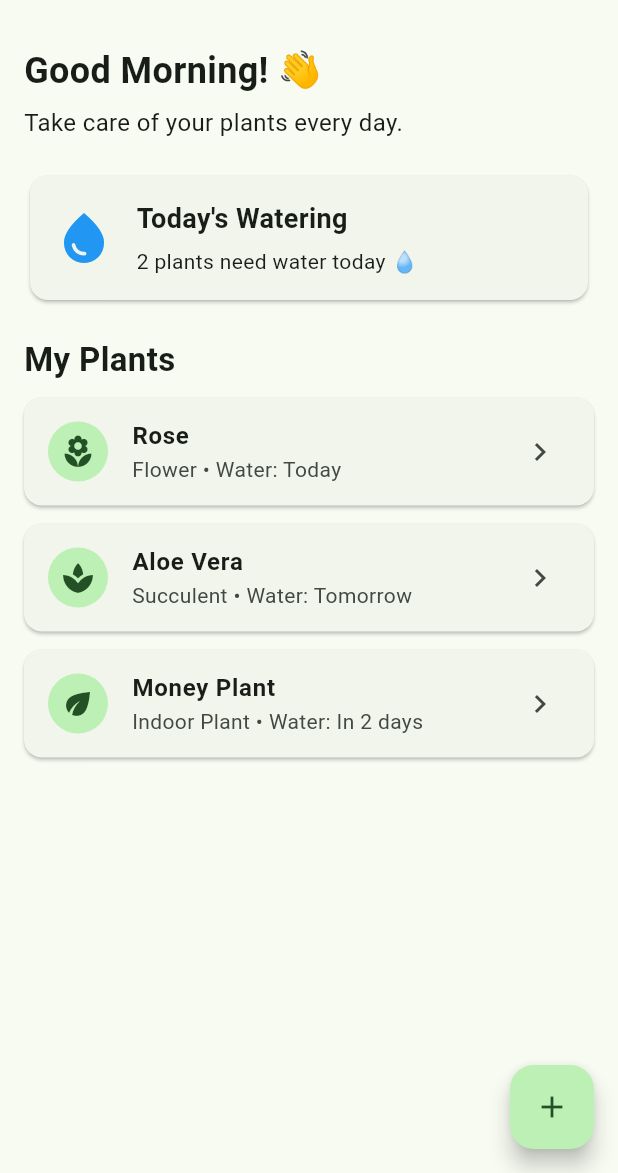
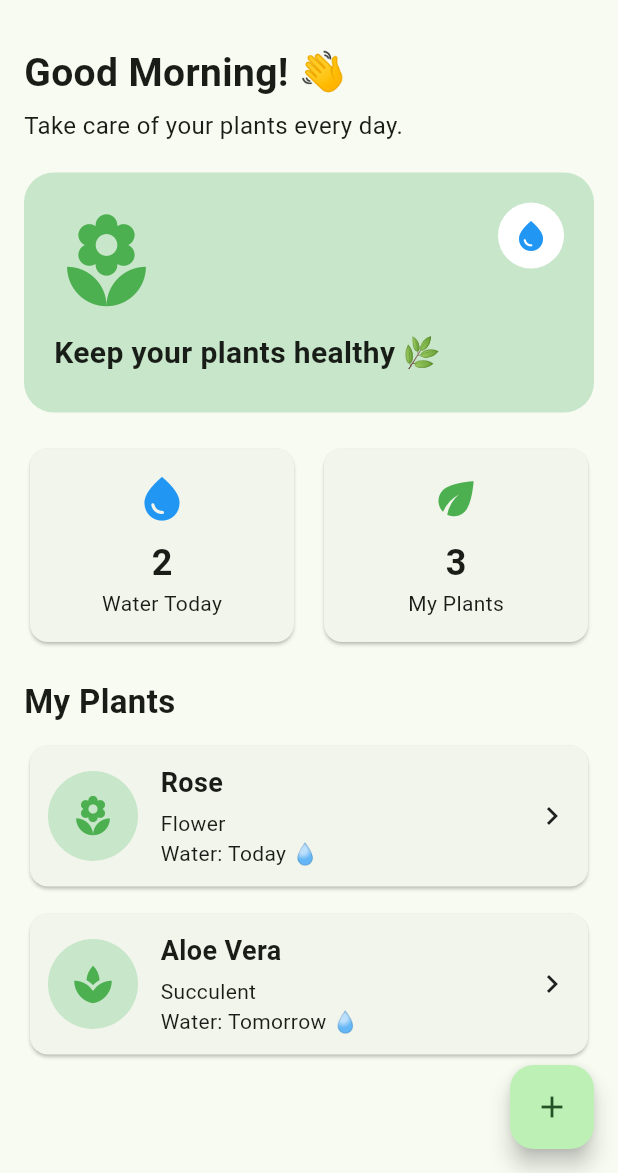
Before and after one commit to tadakaradhika2-art/plant-care-water-reminder, a Flutter app: the screen it shows after launch, on a phone screen of 412 x 824 dp, the part 63-1236 px from its top. Run offline on Flutter 3.47's test engine with Material 3 defaults, Android fonts, the phone set to English and light mode, and no system bars.

Commit message:
Experiment 1: Add Flutter layouts and widgets

```diff
--- a/lib/main.dart
+++ b/lib/main.dart
@@ -13,7 +13,9 @@ class PlantCareApp extends StatelessWidget {
       debugShowCheckedModeBanner: false,
       title: 'Plant Care',
       theme: ThemeData(
-        colorScheme: ColorScheme.fromSeed(seedColor: Colors.green),
+        colorScheme: ColorScheme.fromSeed(
+          seedColor: Colors.green,
+        ),
         useMaterial3: true,
       ),
       home: const HomeScreen(),
@@ -21,6 +23,7 @@ class PlantCareApp extends StatelessWidget {
   }
 }
 
+// StatelessWidget
 class HomeScreen extends StatelessWidget {
   const HomeScreen({super.key});
 
@@ -30,58 +33,148 @@ class HomeScreen extends StatelessWidget {
       appBar: AppBar(
         title: const Text(
           'Plant Care 🌱',
-          style: TextStyle(fontWeight: FontWeight.bold),
+          style: TextStyle(
+            fontWeight: FontWeight.bold,
+          ),
         ),
       ),
 
-      body: ListView(
+      body: SingleChildScrollView(
         padding: const EdgeInsets.all(16),
+        child: Column(
+          crossAxisAlignment: CrossAxisAlignment.start,
           children: [
+            // Column + Text
             const Text(
               'Good Morning! 👋',
+              style: TextStyle(
+                fontSize: 26,
+                fontWeight: FontWeight.bold,
+              ),
+            ),
+
+            const SizedBox(height: 5),
+
+            const Text(
+              'Take care of your plants every day.',
+              style: TextStyle(
+                fontSize: 16,
+              ),
+            ),
+
+            const SizedBox(height: 20),
+
+            // Stack
+            Stack(
+              children: [
+                Container(
+                  height: 160,
+                  width: double.infinity,
+                  decoration: BoxDecoration(
+                    color: Colors.green.shade100,
+                    borderRadius: BorderRadius.circular(20),
+                  ),
+                ),
+
+                const Positioned(
+                  left: 20,
+                  top: 25,
+                  child: Icon(
+                    Icons.local_florist,
+                    size: 70,
+                    color: Colors.green,
+                  ),
+                ),
+
+                const Positioned(
+                  left: 20,
+                  bottom: 25,
+                  child: Text(
+                    'Keep your plants healthy 🌿',
+                    style: TextStyle(
+                      fontSize: 20,
+                      fontWeight: FontWeight.bold,
+                    ),
+                  ),
+                ),
+
+                Positioned(
+                  right: 20,
+                  top: 20,
+                  child: Container(
+                    padding: const EdgeInsets.all(10),
+                    decoration: const BoxDecoration(
+                      color: Colors.white,
+                      shape: BoxShape.circle,
+                    ),
+                    child: const Icon(
+                      Icons.water_drop,
+                      color: Colors.blue,
+                    ),
+                  ),
+                ),
+              ],
+            ),
+
+            const SizedBox(height: 20),
+
+            // Row
+            Row(
+              children: [
+                Expanded(
+                  child: Card(
+                    child: Padding(
+                      padding: const EdgeInsets.all(16),
+                      child: Column(
+                        children: const [
+                          Icon(
+                            Icons.water_drop,
+                            color: Colors.blue,
+                            size: 35,
+                          ),
+                          SizedBox(height: 8),
+                          Text(
+                            '2',
                             style: TextStyle(
                               fontSize: 24,
                               fontWeight: FontWeight.bold,
                             ),
                           ),
-
-          const SizedBox(height: 6),
-
-          const Text(
-            'Take care of your plants every day.',
-            style: TextStyle(fontSize: 16),
+                          Text('Water Today'),
+                        ],
+                      ),
+                    ),
+                  ),
                 ),
 
-          const SizedBox(height: 20),
+                const SizedBox(width: 12),
 
-          Card(
+                Expanded(
+                  child: Card(
                     child: Padding(
                       padding: const EdgeInsets.all(16),
-              child: Row(
-                children: [
-                  const Icon(
-                    Icons.water_drop,
-                    size: 40,
-                    color: Colors.blue,
+                      child: Column(
+                        children: const [
+                          Icon(
+                            Icons.eco,
+                            color: Colors.green,
+                            size: 35,
                           ),
-                  const SizedBox(width: 15),
-                  Column(
-                    crossAxisAlignment: CrossAxisAlignment.start,
-                    children: const [
+                          SizedBox(height: 8),
                           Text(
-                        'Today\'s Watering',
+                            '3',
                             style: TextStyle(
-                          fontSize: 18,
+                              fontSize: 24,
                               fontWeight: FontWeight.bold,
                             ),
                           ),
-                      SizedBox(height: 5),
-                      Text('2 plants need water today 💧'),
-                    ],
-                  ),
+                          Text('My Plants'),
                         ],
                       ),
                     ),
+                  ),
+                ),
+              ],
             ),
 
             const SizedBox(height: 20),
@@ -96,27 +189,98 @@ class HomeScreen extends StatelessWidget {
 
             const SizedBox(height: 10),
 
-          PlantCard(
-            name: 'Rose',
-            type: 'Flower',
-            watering: 'Today',
-            icon: Icons.local_florist,
+            // Plant card using Row + Column
+            Card(
+              child: Padding(
+                padding: const EdgeInsets.all(12),
+                child: Row(
+                  children: [
+                    CircleAvatar(
+                      radius: 30,
+                      backgroundColor: Colors.green.shade100,
+                      child: const Icon(
+                        Icons.local_florist,
+                        color: Colors.green,
+                        size: 30,
+                      ),
                     ),
 
-          PlantCard(
-            name: 'Aloe Vera',
-            type: 'Succulent',
-            watering: 'Tomorrow',
-            icon: Icons.spa,
+                    const SizedBox(width: 15),
+
+                    const Expanded(
+                      child: Column(
+                        crossAxisAlignment:
+                            CrossAxisAlignment.start,
+                        children: [
+                          Text(
+                            'Rose',
+                            style: TextStyle(
+                              fontSize: 18,
+                              fontWeight: FontWeight.bold,
+                            ),
+                          ),
+                          SizedBox(height: 4),
+                          Text('Flower'),
+                          Text('Water: Today 💧'),
+                        ],
+                      ),
                     ),
 
-          PlantCard(
-            name: 'Money Plant',
-            type: 'Indoor Plant',
-            watering: 'In 2 days',
-            icon: Icons.eco,
+                    const Icon(
+                      Icons.chevron_right,
                     ),
                   ],
+                ),
+              ),
+            ),
+
+            const SizedBox(height: 10),
+
+            Card(
+              child: Padding(
+                padding: const EdgeInsets.all(12),
+                child: Row(
+                  children: [
+                    CircleAvatar(
+                      radius: 30,
+                      backgroundColor: Colors.green.shade100,
+                      child: const Icon(
+                        Icons.spa,
+                        color: Colors.green,
+                        size: 30,
+                      ),
+                    ),
+
+                    const SizedBox(width: 15),
+
+                    const Expanded(
+                      child: Column(
+                        crossAxisAlignment:
+                            CrossAxisAlignment.start,
+                        children: [
+                          Text(
+                            'Aloe Vera',
+                            style: TextStyle(
+                              fontSize: 18,
+                              fontWeight: FontWeight.bold,
+                            ),
+                          ),
+                          SizedBox(height: 4),
+                          Text('Succulent'),
+                          Text('Water: Tomorrow 💧'),
+                        ],
+                      ),
+                    ),
+
+                    const Icon(
+                      Icons.chevron_right,
+                    ),
+                  ],
+                ),
+              ),
+            ),
+          ],
+        ),
       ),
 
       floatingActionButton: FloatingActionButton(
@@ -126,38 +290,3 @@ class HomeScreen extends StatelessWidget {
     );
   }
 }
-
-class PlantCard extends StatelessWidget {
-  final String name;
-  final String type;
-  final String watering;
-  final IconData icon;
-
-  const PlantCard({
-    super.key,
-    required this.name,
-    required this.type,
-    required this.watering,
-    required this.icon,
-  });
-
-  @override
-  Widget build(BuildContext context) {
-    return Card(
-      margin: const EdgeInsets.only(bottom: 12),
-      child: ListTile(
-        leading: CircleAvatar(
-          child: Icon(icon),
-        ),
-        title: Text(
-          name,
-          style: const TextStyle(
-            fontWeight: FontWeight.bold,
-          ),
-        ),
-        subtitle: Text('$type • Water: $watering'),
-        trailing: const Icon(Icons.chevron_right),
-      ),
-    );
-  }
-}
```
Lines whose indentation alone changed are shown as unchanged.
